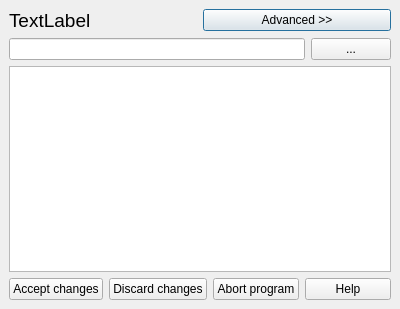
This is src/Gui/DlgRunExternal.ui in berndhahnebach/All_FreeCAD as Qt 5 draws it before an edit. The edited form follows.
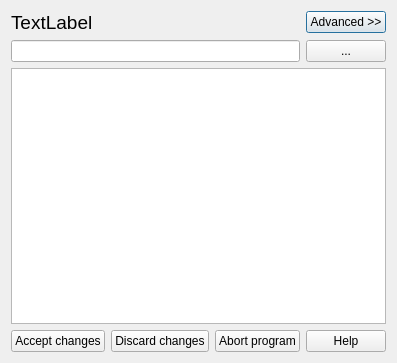
This is the edited form.

Commit message: + fix several issues in extension dialog

The edit to the form file:
```diff
--- a/src/Gui/DlgRunExternal.ui
+++ b/src/Gui/DlgRunExternal.ui
@@ -3,19 +3,17 @@
  <comment></comment>
  <exportmacro></exportmacro>
  <class>Gui::Dialog::DlgRunExternal</class>
- <widget class="QDialog" name="Gui::Dialog::DlgRunExternal" >
-  <property name="geometry" >
+ <widget class="QDialog" name="Gui::Dialog::DlgRunExternal">
+  <property name="geometry">
    <rect>
     <x>0</x>
     <y>0</y>
-    <width>400</width>
-    <height>309</height>
+    <width>387</width>
+    <height>363</height>
    </rect>
   </property>
-  <property name="sizePolicy" >
-   <sizepolicy>
-    <hsizetype>0</hsizetype>
-    <vsizetype>0</vsizetype>
+  <property name="sizePolicy">
+   <sizepolicy hsizetype="Preferred" vsizetype="Preferred">
     <horstretch>0</horstretch>
     <verstretch>0</verstretch>
    </sizepolicy>
@@ -23,24 +21,12 @@
   <property name="windowTitle" >
    <string>Running external program</string>
   </property>
-  <layout class="QVBoxLayout" >
-   <property name="margin" >
-    <number>9</number>
-   </property>
-   <property name="spacing" >
-    <number>6</number>
-   </property>
-   <item>
-    <layout class="QHBoxLayout" >
-     <property name="margin" >
-      <number>0</number>
-     </property>
-     <property name="spacing" >
-      <number>6</number>
-     </property>
+  <layout class="QGridLayout" name="gridLayout">
+   <item row="0" column="0">
+    <layout class="QHBoxLayout" name="horizontalLayout">
      <item>
-      <widget class="QLabel" name="ProgrammName" >
-       <property name="font" >
+      <widget class="QLabel" name="programName">
+       <property name="font">
         <font>
          <family>MS Shell Dlg 2</family>
          <pointsize>14</pointsize>
@@ -57,69 +43,101 @@
       </widget>
      </item>
      <item>
-      <widget class="QPushButton" name="ButtonAdvanced" >
-       <property name="text" >
-        <string>Advanced >></string>
+      <spacer name="horizontalSpacer">
+       <property name="orientation">
+        <enum>Qt::Horizontal</enum>
        </property>
-      </widget>
+       <property name="sizeHint" stdset="0">
+        <size>
+         <width>40</width>
+         <height>20</height>
+        </size>
+       </property>
+      </spacer>
      </item>
-    </layout>
-   </item>
-   <item>
-    <layout class="QHBoxLayout" >
-     <property name="margin" >
-      <number>0</number>
-     </property>
-     <property name="spacing" >
-      <number>6</number>
-     </property>
      <item>
-      <widget class="QLineEdit" name="Programm" />
-     </item>
-     <item>
-      <widget class="QPushButton" name="ChooseProgramm" >
-       <property name="text" >
-        <string>...</string>
+      <widget class="QPushButton" name="buttonAdvanced">
+       <property name="text">
+        <string>Advanced &gt;&gt;</string>
        </property>
       </widget>
      </item>
     </layout>
    </item>
-   <item>
-    <widget class="QTextEdit" name="Output" />
+   <item row="1" column="0">
+    <widget class="QWidget" name="extensionWidget" native="true">
+     <layout class="QVBoxLayout" name="verticalLayout">
+      <property name="spacing">
+       <number>6</number>
+      </property>
+      <property name="margin">
+       <number>0</number>
+      </property>
+      <item>
+       <layout class="QHBoxLayout">
+        <property name="spacing">
+         <number>6</number>
+        </property>
+        <property name="margin">
+         <number>0</number>
+        </property>
+        <item>
+         <widget class="QLineEdit" name="programPath"/>
+        </item>
+        <item>
+         <widget class="QPushButton" name="chooseProgram">
+          <property name="text">
+           <string>...</string>
+          </property>
+         </widget>
+        </item>
+       </layout>
+      </item>
+      <item>
+       <widget class="QTextEdit" name="output"/>
+      </item>
+     </layout>
+    </widget>
    </item>
-   <item>
-    <layout class="QHBoxLayout" >
-     <property name="margin" >
-      <number>0</number>
-     </property>
-     <property name="spacing" >
-      <number>6</number>
-     </property>
+   <item row="2" column="0">
+    <layout class="QHBoxLayout" name="horizontalLayout_2">
      <item>
-      <widget class="QPushButton" name="ButtonAccept" >
-       <property name="text" >
+      <widget class="QPushButton" name="buttonAccept">
+       <property name="text">
         <string>Accept changes</string>
        </property>
       </widget>
      </item>
      <item>
-      <widget class="QPushButton" name="ButtonDiscard" >
-       <property name="text" >
+      <widget class="QPushButton" name="buttonDiscard">
+       <property name="text">
         <string>Discard changes</string>
        </property>
       </widget>
      </item>
      <item>
-      <widget class="QPushButton" name="ButtonAbort" >
-       <property name="text" >
+      <widget class="QPushButton" name="buttonAbort">
+       <property name="text">
         <string>Abort program</string>
        </property>
       </widget>
      </item>
      <item>
-      <widget class="QPushButton" name="ButtonHelp" >
-       <property name="text" >
+      <spacer name="horizontalSpacer_2">
+       <property name="orientation">
+        <enum>Qt::Horizontal</enum>
+       </property>
+       <property name="sizeHint" stdset="0">
+        <size>
+         <width>40</width>
+         <height>20</height>
+        </size>
+       </property>
+      </spacer>
+     </item>
+     <item>
+      <widget class="QPushButton" name="buttonHelp">
+       <property name="text">
         <string>Help</string>
        </property>
       </widget>
```
Left out of the diff: 11 changed lines with no effect on the pictures. The commit also changes 7 other files.
